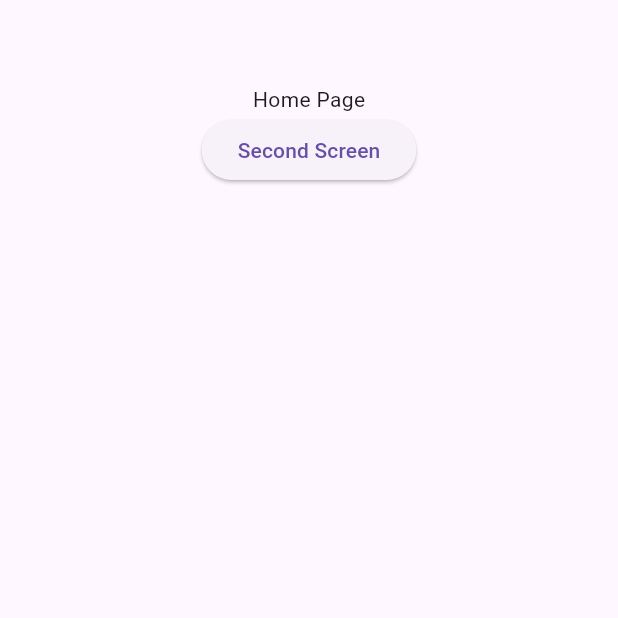
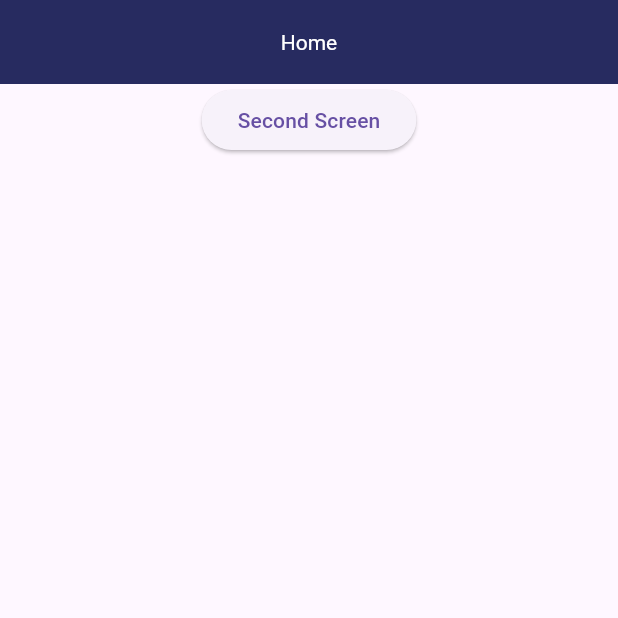
Before and after one commit to RaimundoNCN/Rotas---Flutter, a Flutter app: the screen it shows after launch, on a phone screen of 412 x 824 dp, the top half of it. Run offline on Flutter 3.47's test engine with Material 3 defaults, Android fonts, the light colour scheme and no system bars.

Commit message:
estilização padronizada

```diff
--- a/lib/Pages/HomePage/home.dart
+++ b/lib/Pages/HomePage/home.dart
@@ -6,14 +6,18 @@ class HomePage extends StatelessWidget {
   @override
   Widget build(BuildContext context) {
     return Scaffold(
-      appBar: AppBar(),
+      appBar: AppBar(
+        title: Text('Home'),
+        centerTitle: true,
+      ),
       body: Center(
         child: Column(
           children: [
-            Text('Home Page'),
-            ElevatedButton(onPressed: () {
-              Navigator.pushNamed(context, '/second');
-            }, child: Text('Second Screen'))
+            ElevatedButton(
+                onPressed: () {
+                  Navigator.pushNamed(context, '/second');
+                },
+                child: const Text('Second Screen'))
           ],
         ),
       ),
--- a/lib/Pages/app.dart
+++ b/lib/Pages/app.dart
@@ -14,6 +14,18 @@ class _AppState extends State<App> {
   Widget build(BuildContext context) {
     return MaterialApp(
       debugShowCheckedModeBanner: false,
+      theme: ThemeData(
+        primaryColor: const Color(0xff272b60),
+        fontFamily: 'Roboto',
+        appBarTheme: const AppBarTheme(
+          color: Color(0xff272b60),
+          titleTextStyle: TextStyle(color: Colors.white),
+          iconTheme: IconThemeData(
+            color: Colors.white,
+          ),
+        ),
+        // Outras personalizações de estilo aqui
+      ),
       title: "teste de rotas",
       routes: {
         '/': (context) => const HomePage(),
```
Also changed, not shown: lib/Pages/SecundPage/secund_page.dart (+6 -2 lines), 1 other file.
